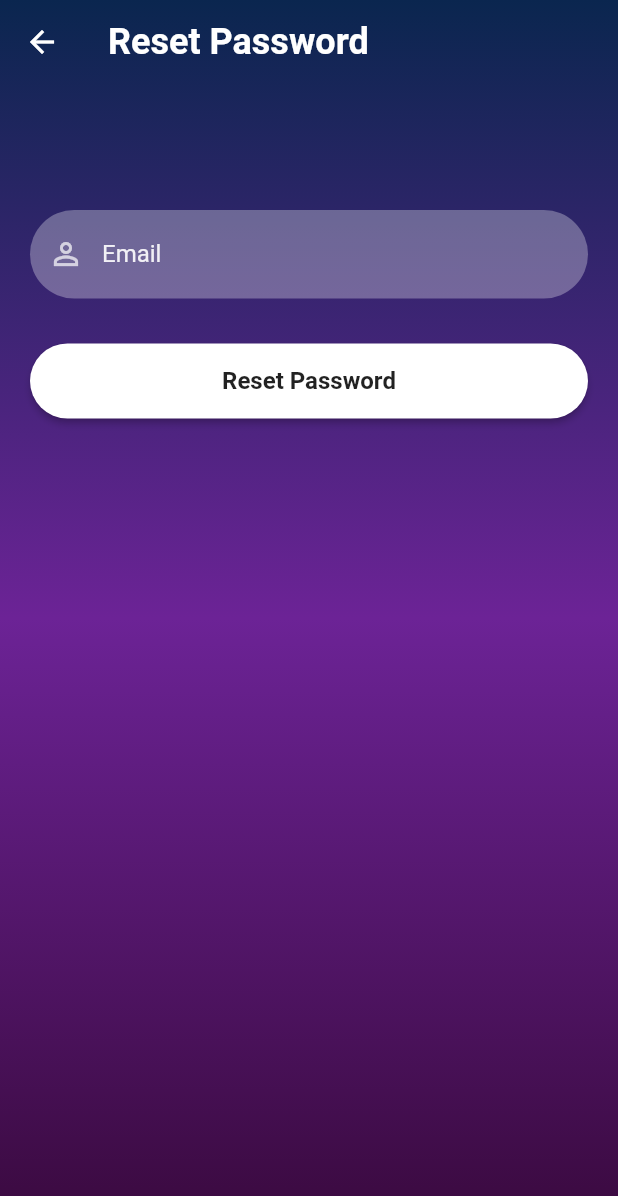
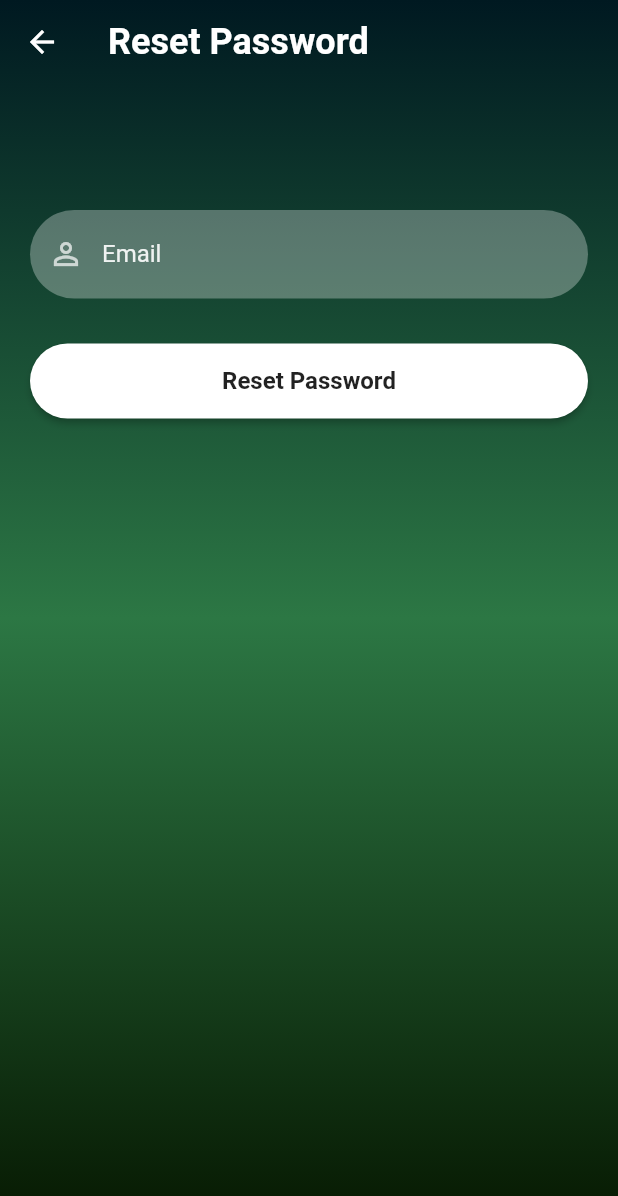
Before and after one commit to nimsara21/soilpedia_lk, a Flutter app: the screen it shows after launch, after a tap on "Forgot Password?", on a phone screen of 412 x 824 dp. Shown: the top 1196 px of the screen. Run offline on Flutter 3.47's test engine with Material 2 defaults, Android fonts, the phone set to English and light mode, and no system bars; our stand-ins replace cloud_firestore, firebase_auth, firebase_core, firebase_storage, image_picker; accounts and stored records are empty; network calls fail.

Commit message:
Updated Theme

```diff
--- a/lib/screen/reset_password.dart
+++ b/lib/screen/reset_password.dart
@@ -30,9 +30,9 @@ class _ResetPasswordScreenState extends State<ResetPasswordScreen> {
             height: MediaQuery.of(context).size.height,
             decoration: BoxDecoration(
                 gradient: LinearGradient(colors: [
-              hexStringToColor("0a264f"),
-              hexStringToColor("6c2396"),
-              hexStringToColor("39093d")
+              hexStringToColor("#001921"),
+              hexStringToColor("#2C7744"),
+              hexStringToColor("#061700")
             ], begin: Alignment.topCenter, end: Alignment.bottomCenter)),
             child: SingleChildScrollView(
                 child: Padding(
--- a/lib/screen/signin_screen.dart
+++ b/lib/screen/signin_screen.dart
@@ -28,9 +28,9 @@ class _SignInScreenState extends State<SignInScreen> {
         height: MediaQuery.of(context).size.height,
         decoration: BoxDecoration(
             gradient: LinearGradient(colors: [
-          hexStringToColor("0a264f"),
-          hexStringToColor("6c2396"),
-          hexStringToColor("39093d")
+          hexStringToColor("#001921"),
+          hexStringToColor("#2C7744"),
+          hexStringToColor("#061700")
         ], begin: Alignment.topCenter, end: Alignment.bottomCenter)),
         child: SingleChildScrollView(
           child: Padding(
```
Also changed, not shown: lib/screen/signup_screen.dart (+5 -5 lines).
